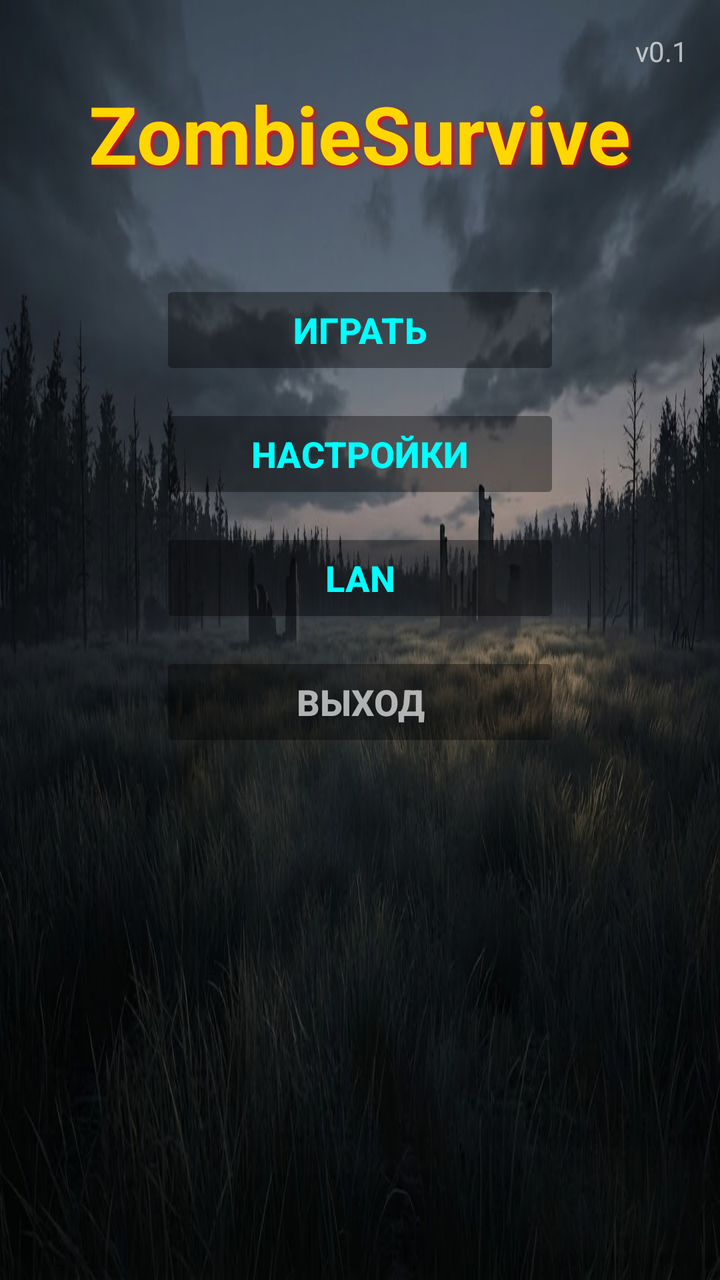
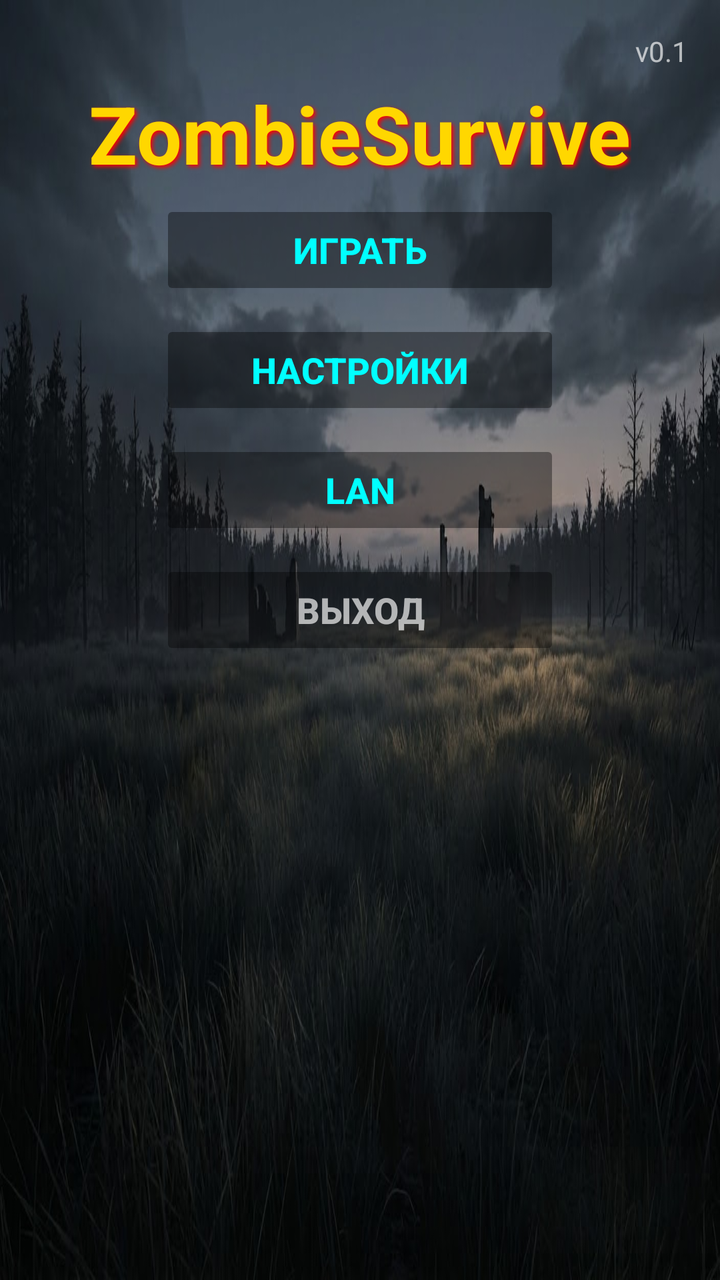

Before-and-after screenshots of an Android layout around one commit, followed by the original layout XML and the change that was made.
<!-- AndroidManifest.xml: application theme Theme.AppCompat.NoActionBar -->
<!-- res/layout/activity_menu.xml -->
<?xml version="1.0" encoding="utf-8"?>
<FrameLayout xmlns:android="http://schemas.android.com/apk/res/android"
    android:layout_width="match_parent"
    android:layout_height="match_parent"
    android:background="@drawable/bg_menu">

    
    <TextView
        android:id="@+id/titleText"
        android:layout_width="wrap_content"
        android:layout_height="wrap_content"
        android:layout_gravity="top|center_horizontal"
        android:layout_marginTop="40dp"
        android:text="ZombieSurvive"
        android:textColor="#FFD700"
        android:textSize="40sp"
        android:textStyle="bold"
        android:shadowColor="#FF0000"
        android:shadowDx="3"
        android:shadowDy="3"
        android:shadowRadius="5" />

    
    <LinearLayout
        android:layout_width="wrap_content"
        android:layout_height="wrap_content"
        android:layout_gravity="top|center_horizontal"
        android:layout_marginTop="140dp"
        android:orientation="vertical"
        android:gravity="center">

        <Button
            android:id="@+id/btnPlay"
            android:layout_width="200dp"
            android:layout_height="50dp"
            android:text="ИГРАТЬ"
            android:textSize="18sp"
            android:textStyle="bold"
            android:textColor="#00FFFF"
            android:backgroundTint="#60000000"
            android:stateListAnimator="@null" />

        <Button
            android:id="@+id/btnSettings"
            android:layout_width="200dp"
            android:layout_height="50dp"
            android:layout_marginTop="12dp"
            android:text="НАСТРОЙКИ"
            android:textSize="18sp"
            android:textStyle="bold"
            android:textColor="#00FFFF"
            android:backgroundTint="#60000000"
            android:stateListAnimator="@null" />

        <Button
            android:id="@+id/btnLan"
            android:layout_width="200dp"
            android:layout_height="50dp"
            android:layout_marginTop="12dp"
            android:text="LAN"
            android:textSize="18sp"
            android:textStyle="bold"
            android:textColor="#00FFFF"
            android:backgroundTint="#60000000"
            android:stateListAnimator="@null" />

        <Button
            android:id="@+id/btnExit"
            android:layout_width="200dp"
            android:layout_height="50dp"
            android:layout_marginTop="12dp"
            android:text="ВЫХОД"
            android:textSize="18sp"
            android:textStyle="bold"
            android:textColor="#AAFFFFFF"
            android:backgroundTint="#60000000"
            android:stateListAnimator="@null" />

    </LinearLayout>

    
    <TextView
        android:layout_width="wrap_content"
        android:layout_height="wrap_content"
        android:layout_gravity="top|end"
        android:layout_marginTop="16dp"
        android:layout_marginEnd="16dp"
        android:text="v0.1"
        android:textColor="#AAFFFFFF"
        android:textSize="14sp" />

</FrameLayout>
<!-- resources referenced by this layout -->
<resources>
  <!-- drawable bg_menu: jpg bitmap (drawable, 110873 bytes) -->
</resources>

<!-- the commit's change to res/layout/activity_menu.xml (unified diff, before → after) -->
@@ -25,7 +25,7 @@
         android:layout_width="wrap_content"
         android:layout_height="wrap_content"
         android:layout_gravity="top|center_horizontal"
-        android:layout_marginTop="140dp"
+        android:layout_marginTop="100dp"
         android:orientation="vertical"
         android:gravity="center">
 
@@ -44,7 +44,7 @@
             android:id="@+id/btnSettings"
             android:layout_width="200dp"
             android:layout_height="50dp"
-            android:layout_marginTop="12dp"
+            android:layout_marginTop="10dp"
             android:text="НАСТРОЙКИ"
             android:textSize="18sp"
             android:textStyle="bold"
@@ -56,7 +56,7 @@
             android:id="@+id/btnLan"
             android:layout_width="200dp"
             android:layout_height="50dp"
-            android:layout_marginTop="12dp"
+            android:layout_marginTop="10dp"
             android:text="LAN"
             android:textSize="18sp"
             android:textStyle="bold"
@@ -68,7 +68,7 @@
             android:id="@+id/btnExit"
             android:layout_width="200dp"
             android:layout_height="50dp"
-            android:layout_marginTop="12dp"
+            android:layout_marginTop="10dp"
             android:text="ВЫХОД"
             android:textSize="18sp"
             android:textStyle="bold"
